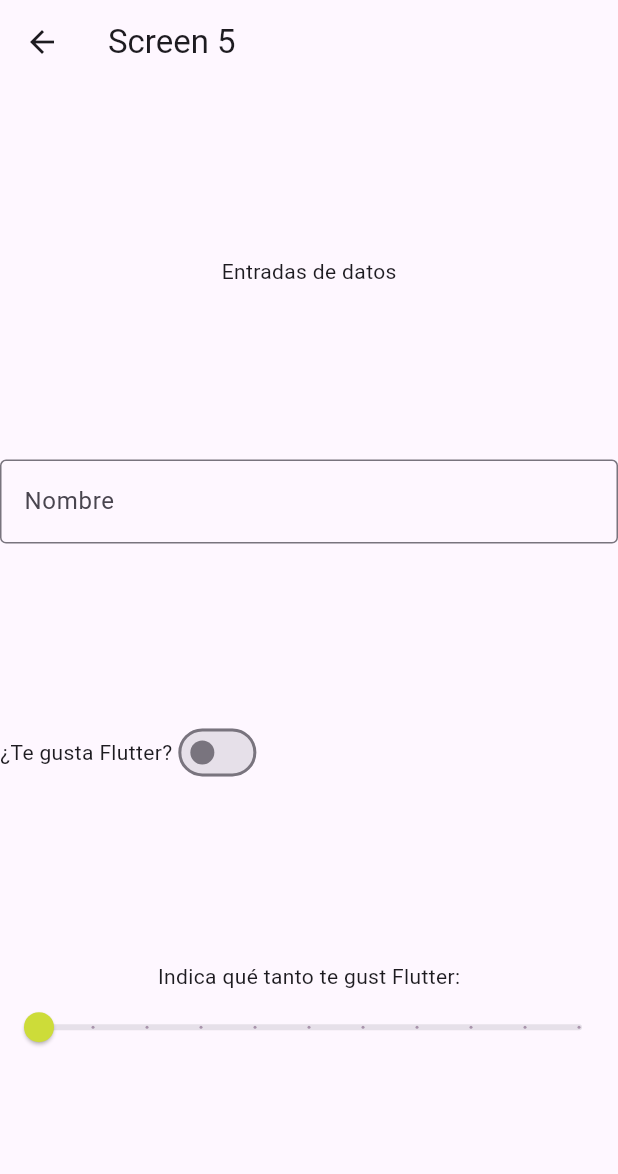
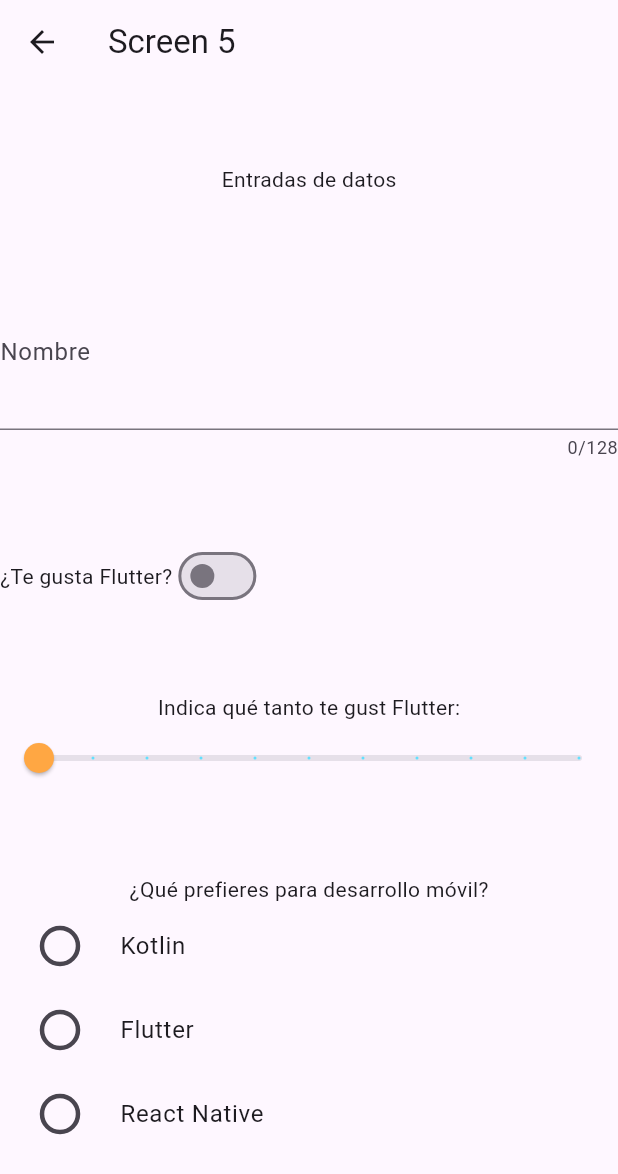
Before and after one commit to fernandezalexia57-has/elementos4a26, a Flutter app: the Screen5 screen opened directly, on a phone screen of 412 x 824 dp. Shown: the top 1174 px of the screen. Run offline on Flutter 3.47's test engine with Material 3 defaults, Android fonts, the phone set to English and light mode, and no system bars.

Commit message:
Radio Button

```diff
--- a/lib/screens/screen5.dart
+++ b/lib/screens/screen5.dart
@@ -13,6 +13,7 @@ class _Screen5State extends State<Screen5> {
   bool _switchValue = false;
   double _sliderValue = 0.0;
   TextEditingController _textController = TextEditingController();
+  int radioSelected = 0;
 
   @override
   Widget build(BuildContext context) {
@@ -26,6 +27,7 @@ class _Screen5State extends State<Screen5> {
           _entradaTexto(),
           _entradaSwitch(),
           _entradaSlider(),
+          _entradaRadio(),
         ],
       ),
     );
@@ -34,10 +36,13 @@ class _Screen5State extends State<Screen5> {
   TextField _entradaTexto() {
     return TextField(
       controller: _textController,
+      obscureText: false,
+      maxLength: 128,
+      maxLines: 3,
       decoration: InputDecoration(
         labelText: 'Nombre',
         hintText: 'Ingresa tu nombre',
-        border: OutlineInputBorder(),
+        border: UnderlineInputBorder(),
       ),
       onChanged: (value) {
         print('Valor del TextField: $value');
@@ -70,8 +75,8 @@ class _Screen5State extends State<Screen5> {
         Slider(
           min: 0.0,
           max: 10.0,
-          activeColor: const Color.fromARGB(255, 168, 147, 171),
-          thumbColor: Colors.lime,
+          activeColor: const Color.fromARGB(255, 98, 224, 255),
+          thumbColor: const Color.fromARGB(255, 255, 167, 67),
           value: _sliderValue,
           divisions: 10,
           label: '${_sliderValue.round()}',
@@ -85,4 +90,67 @@ class _Screen5State extends State<Screen5> {
       ],
     );
   }
+
+  Column _entradaRadio() {
+    final ListTile kotlin = ListTile(
+      title: const Text('Kotlin'),
+      leading: Transform.scale(
+        scale: 1.5,
+        child: Radio(
+          value: 1,
+          groupValue: radioSelected,
+          onChanged: (value) {
+            setState(() {
+              radioSelected = value!;
+              print('Selección del botón radio: $radioSelected');
+            });
+          },
+        ),
+      ),
+    );
+
+    final ListTile flutter = ListTile(
+      title: const Text('Flutter'),
+      leading: Transform.scale(
+        scale: 1.5,
+        child: Radio(
+          value: 2,
+          groupValue: radioSelected,
+          onChanged: (value) {
+            setState(() {
+              radioSelected = value!;
+              print('Selección del botón radio: $radioSelected');
+            });
+          },
+        ),
+      ),
+    );
+
+    final ListTile reactNative = ListTile(
+      title: const Text('React Native'),
+      leading: Transform.scale(
+        scale: 1.5,
+        child: Radio(
+          value: 3,
+          groupValue: radioSelected,
+          onChanged: (value) {
+            setState(() {
+              radioSelected = value!;
+              print('Selección del botón radio: $radioSelected');
+            });
+          },
+        ),
+      ),
+    );
+
+    return Column(
+      children: [
+        Text('¿Qué prefieres para desarrollo móvil?'),
+        kotlin,
+        flutter,
+        reactNative,
+      ],
+    );
+  }
+
 }
```
